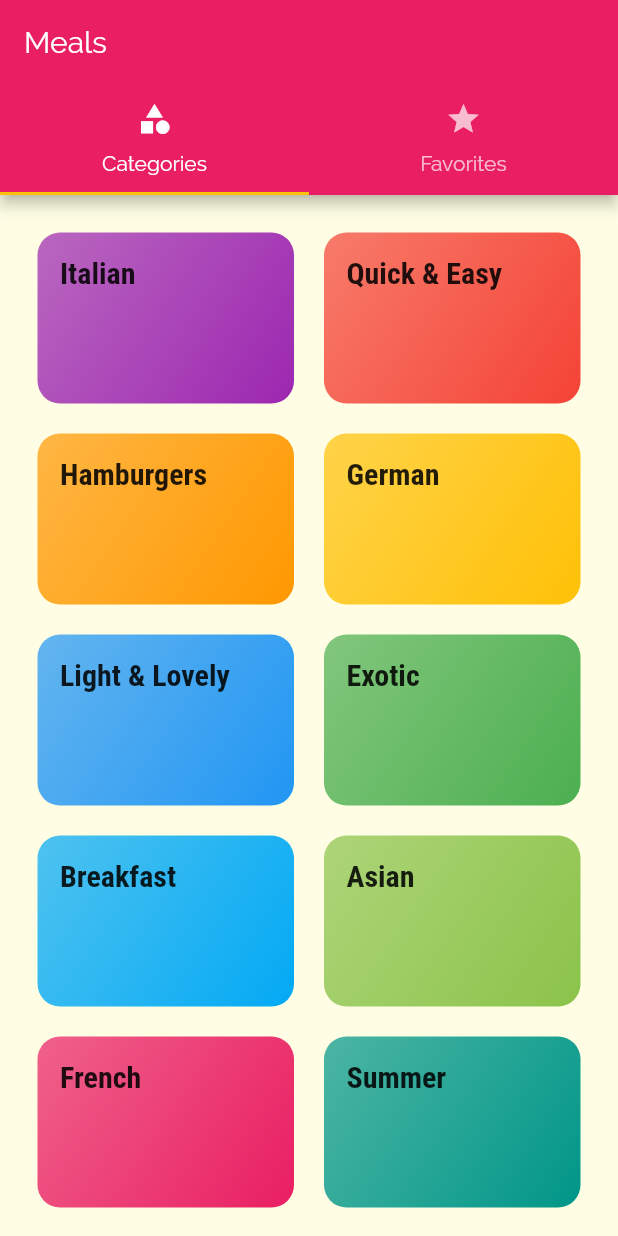
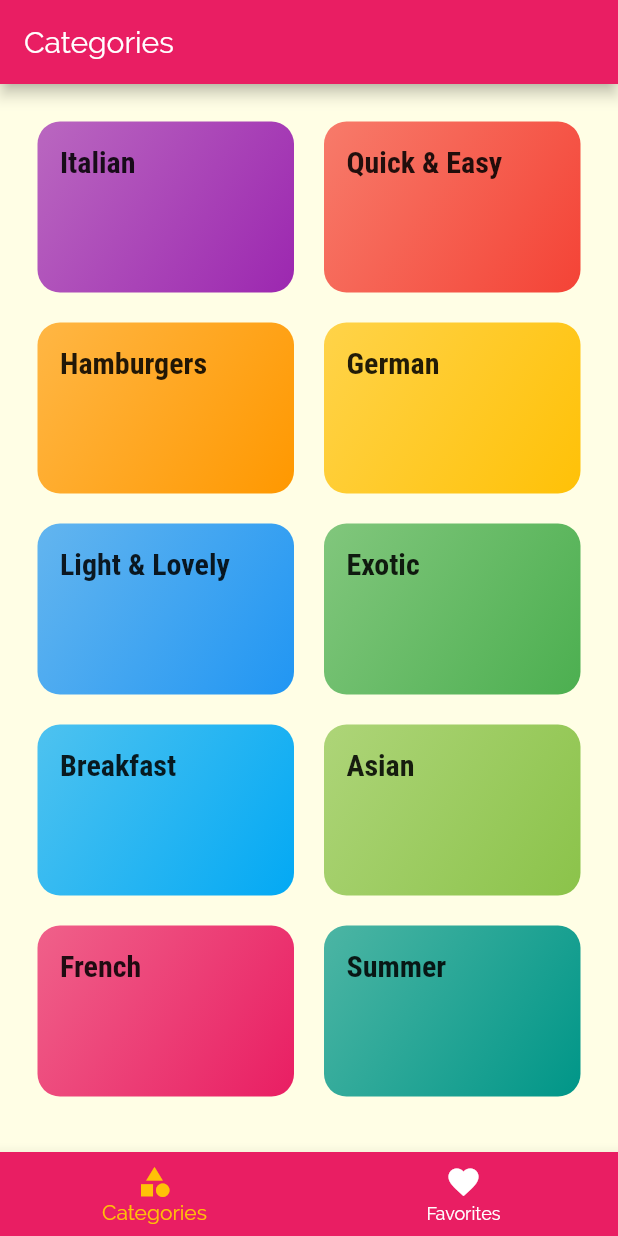
Before and after one commit to Flutter-Streamliner/MealApp, a Flutter app: the screen it shows after launch, on a phone screen of 412 x 824 dp. Run offline on Flutter 3.47's test engine with Material 2 defaults, Android fonts, the phone set to English and light mode, and no system bars.

```diff
--- a/lib/screens/tabs_screen.dart
+++ b/lib/screens/tabs_screen.dart
@@ -8,31 +8,44 @@ class TabsScreen extends StatefulWidget {
 }
 
 class _TabsScreenState extends State<TabsScreen> {
+
+  final List<Map<String, dynamic>> _pages = [
+    {'page' : CategoriesScreen(), 'title': 'Categories'},
+    {'page' : FavoritesScreen(), 'title': 'Favorites'},
+  ];
+
+  int _selectedPageIndex = 0;
+
+  void _selectPage(int index) {
+    setState(() {
+      _selectedPageIndex = index;
+    });
+  }
+
   @override
   Widget build(BuildContext context) {
-    return DefaultTabController(
-      length: 2,
-      child: Scaffold(
+    return Scaffold(
         appBar: AppBar(
-          title: Text('Meals'),
-          bottom: TabBar(tabs: <Widget>[
-            Tab(
+          title: Text(_pages[_selectedPageIndex]['title']),
+        ),
+        body: _pages[_selectedPageIndex]['page'],
+        bottomNavigationBar: BottomNavigationBar(
+          onTap: (index) => _selectPage(index)  ,
+          backgroundColor: Theme.of(context).primaryColor,
+          unselectedItemColor: Colors.white,
+          selectedItemColor: Theme.of(context).accentColor,
+          currentIndex: _selectedPageIndex,
+          items: [
+            BottomNavigationBarItem(
               icon: const Icon(Icons.category),
-              text: 'Categories',
+              title: const Text('Categories'),
             ),
-            Tab(
-              icon: const Icon(Icons.star),
-              text: 'Favorites',
+            BottomNavigationBarItem(
+              icon: const Icon(Icons.favorite),
+              title: const Text('Favorites'),
             ),
-          ],),
-        ),
-        body: TabBarView(
-          children: <Widget>[
-            CategoriesScreen(),
-            FavoritesScreen(),
           ],
         ),
-      ),
-    );
+      );
   }
 }
```
